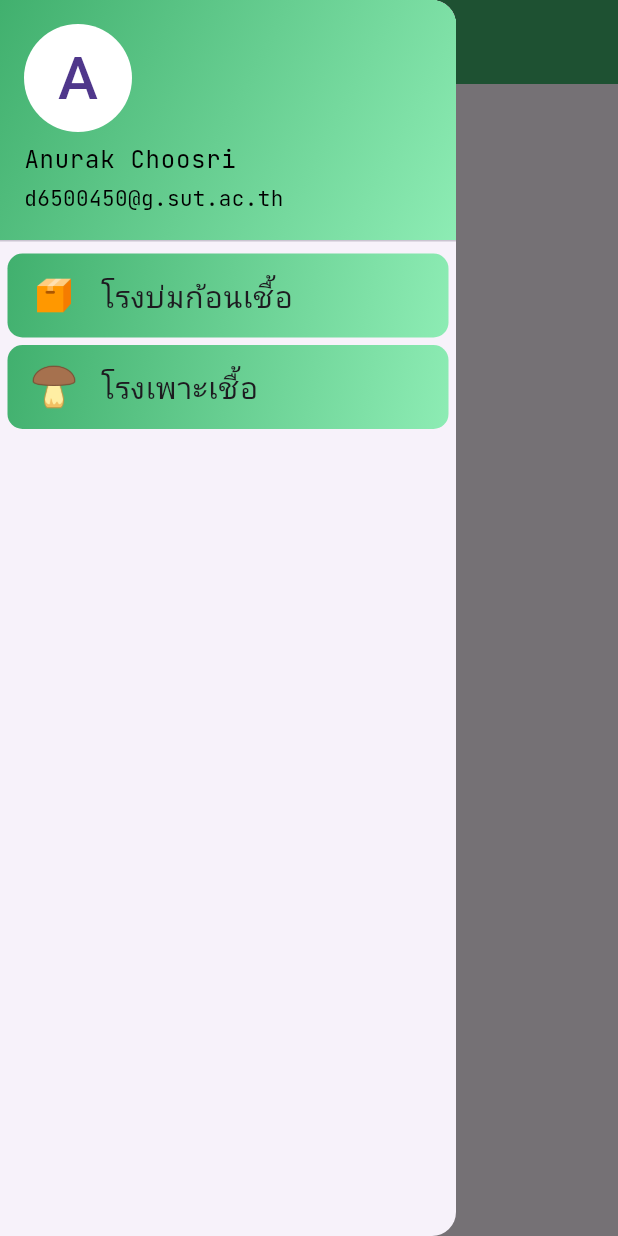
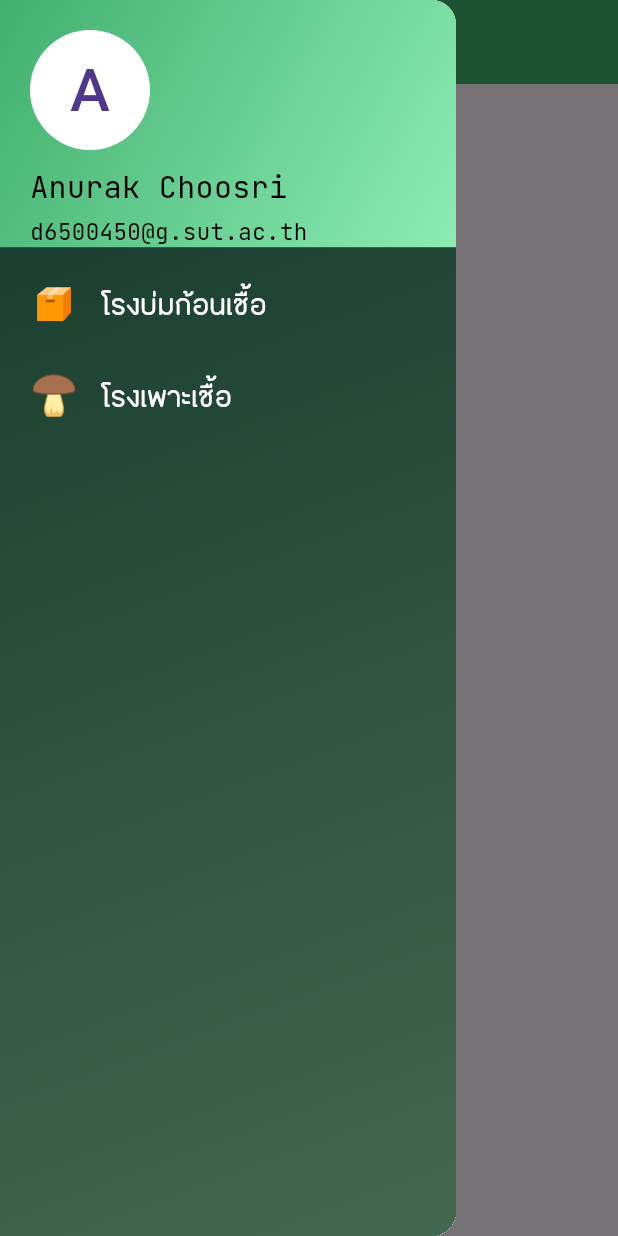
Before and after one commit to oatanurakch/mushroomapp, a Flutter app: the screen it shows after launch, with the side drawer open, on a phone screen of 412 x 824 dp. Run offline on Flutter 3.47's test engine with Material 3 defaults, Android fonts, the phone set to English and light mode, and no system bars.

Commit message:
update side navigation bar color and new design

```diff
--- a/lib/main.dart
+++ b/lib/main.dart
@@ -18,7 +18,8 @@ class _MyAppState extends State<MyApp> {
   @override
   Widget build(BuildContext context) {
     return MaterialApp(
-      home: Scaffold(
+      home: SafeArea(
+        child: Scaffold(
           drawer: NavBarWidget(),
           appBar: AppBar(
             backgroundColor: ColorPalette[2],
@@ -30,6 +31,7 @@ class _MyAppState extends State<MyApp> {
             ),
           ),
         ),
+      ),
       debugShowCheckedModeBanner: false,
     );
   }
--- a/lib/utility/constant.dart
+++ b/lib/utility/constant.dart
@@ -9,10 +9,18 @@ final ColorPalette = [
 
 final GreenGradientToneLTToRB = LinearGradient(
   colors: [
-
     Color(0xFF41B06E),
     Color(0xFF8DECB4),
   ],
   begin: Alignment.topLeft,
   end: Alignment.bottomRight,
 );
+
+final GreenGradientTone4Zone = LinearGradient(
+  colors: [
+    Color(0xFF12372A),
+    Color(0xFF436850),
+  ],
+  begin: Alignment.topLeft,
+  end: Alignment.bottomRight,
+);
--- /dev/null
+++ b/lib/widgets/bottom_navbar.dart
@@ -0,0 +1,2 @@
+import 'package:flutter/material.dart';
+import 'package:mushroomapp/utility/constant.dart';
--- a/lib/widgets/navbar.dart
+++ b/lib/widgets/navbar.dart
@@ -8,36 +8,79 @@ class NavBarWidget extends StatelessWidget {
   Widget build(BuildContext context) {
     return Drawer(
       child: Container(
+        decoration: BoxDecoration(
+          gradient: GreenGradientTone4Zone,
+        ),
         child: ListView(
           children: [
-            UserAccountsDrawerHeader(
-              currentAccountPicture: CircleAvatar(
+            // UserAccountsDrawerHeader(
+            //   currentAccountPicture: CircleAvatar(
+            //     backgroundColor: Colors.white,
+            //     child: Text(
+            //       'A',
+            //       style: TextStyle(fontSize: 40),
+            //     ),
+            //   ),
+            //   decoration: BoxDecoration(
+            //     gradient: GreenGradientToneLTToRB,
+            //   ),
+            //   accountName: Text(
+            //     'Anurak Choosri',
+            //     style: TextStyle(
+            //       fontFamily: 'JetBrainsMono',
+            //       color: Colors.black,
+            //     ),
+            //   ),
+            //   accountEmail: Text(
+            //     'd6500450@g.sut.ac.th',
+            //     style: TextStyle(
+            //       fontFamily: 'JetBrainsMono',
+            //       color: Colors.black,
+            //       fontSize: MediaQuery.of(context).size.width * 0.04,
+            //     ),
+            //   ),
+            // ),
+            Container(
+              height: MediaQuery.of(context).size.height * 0.2,
+              padding: EdgeInsets.fromLTRB(20, 20, 0, 0),
+              decoration: BoxDecoration(
+                gradient: GreenGradientToneLTToRB,
+              ),
+              child: Column(
+                crossAxisAlignment: CrossAxisAlignment.start,
+                mainAxisAlignment: MainAxisAlignment.start,
+                children: [
+                  CircleAvatar(
+                    radius: 40,
                     backgroundColor: Colors.white,
                     child: Text(
                       'A',
                       style: TextStyle(fontSize: 40),
                     ),
                   ),
-              decoration: BoxDecoration(
-                gradient: GreenGradientToneLTToRB,
-              ),
-              accountName: Text(
+                  SizedBox(height: 10),
+                  Text(
                     'Anurak Choosri',
                     style: TextStyle(
                       fontFamily: 'JetBrainsMono',
                       color: Colors.black,
+                      fontSize: 20
                     ),
                   ),
-              accountEmail: Text(
+                  SizedBox(height: 5),
+                  Text(
                     'd6500450@g.sut.ac.th',
                     style: TextStyle(
                       fontFamily: 'JetBrainsMono',
                       color: Colors.black,
+                      fontSize: 15,
                     ),
+                  ),
+                ],
               ),
             ),
             _buildDrawerItem(
-                'assets/icons/package.png', 'โรงบ่มก้อนเชื้อ', [5, 0, 5, 0]),
+                'assets/icons/package.png', 'โรงบ่มก้อนเชื้อ', [5, 10, 5, 0]),
             _buildDrawerItem(
                 'assets/icons/mushroom.png', 'โรงเพาะเชื้อ', [5, 5, 5, 0]),
           ],
@@ -57,14 +100,21 @@ class NavBarWidget extends StatelessWidget {
         onTap: () {},
         child: Container(
           decoration: BoxDecoration(
-            gradient: GreenGradientToneLTToRB,
+            color: Colors.transparent,
             borderRadius: BorderRadius.circular(10),
           ),
           child: ListTile(
-            leading: Image.asset(pathImg, width: 30),
+            leading: Image.asset(
+              pathImg,
+              width: 30,
+            ),
             title: Text(
               item,
-              style: TextStyle(fontSize: 20, fontFamily: 'JetBrainsMono'),
+              style: TextStyle(
+                fontSize: 22,
+                fontFamily: 'Maehongson',
+                color: Colors.white,
+              ),
             ),
           ),
         ),
--- a/pubspec.yaml
+++ b/pubspec.yaml
@@ -91,6 +91,9 @@ flutter:
           - asset: assets/fonts/JetBrainsMono-Bold.ttf
           - asset: assets/fonts/JetBrainsMono-Italic.ttf
           - asset: assets/fonts/JetBrainsMono-BoldItalic.ttf
+      - family: Maehongson
+        fonts:
+          - asset: assets/fonts/PK Maehongson Round Demo.ttf
   #
   # For details regarding fonts from package dependencies,
   # see https://flutter.dev/custom-fonts/#from-packages
```
Also changed, not shown: assets/fonts/PK Maehongson Round Demo.ttf (added), pubspec.lock. Lines whose indentation alone changed are shown as unchanged.
